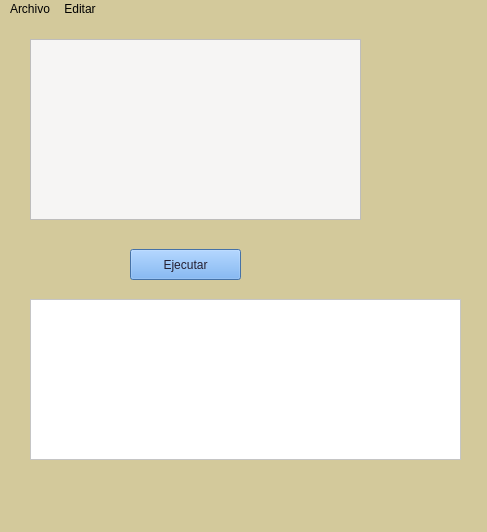
Old version of the form Proyecto1/mainwindow.ui in the repository Ijosuer/OLC2_202000895.
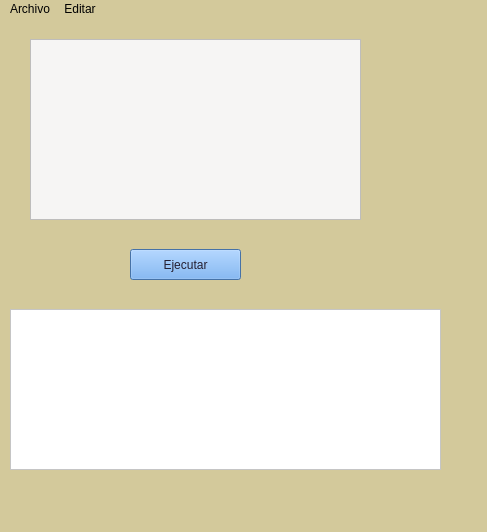
New version of the form.

Patch:
```diff
--- a/Proyecto1/mainwindow.ui
+++ b/Proyecto1/mainwindow.ui
@@ -53,8 +53,8 @@
    <widget class="QTextEdit" name="Consola">
     <property name="geometry">
      <rect>
-      <x>30</x>
-      <y>280</y>
+      <x>10</x>
+      <y>290</y>
       <width>431</width>
       <height>161</height>
      </rect>
```
